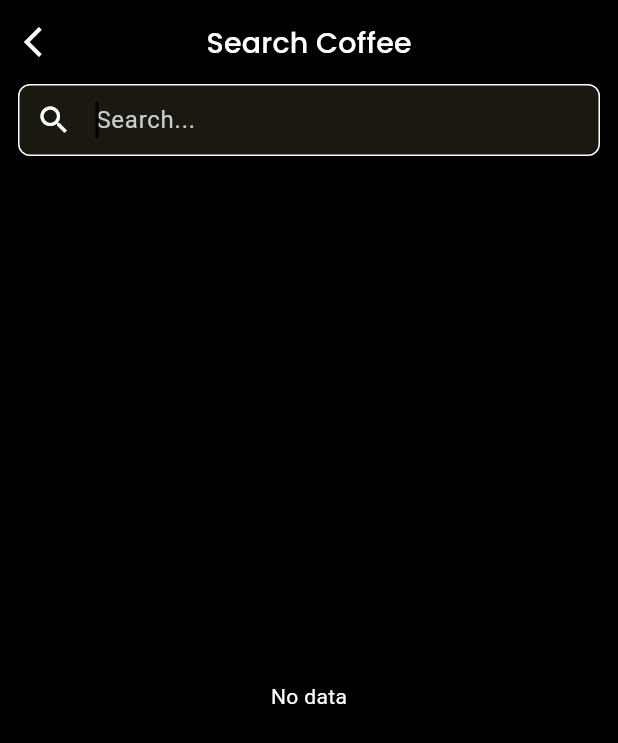
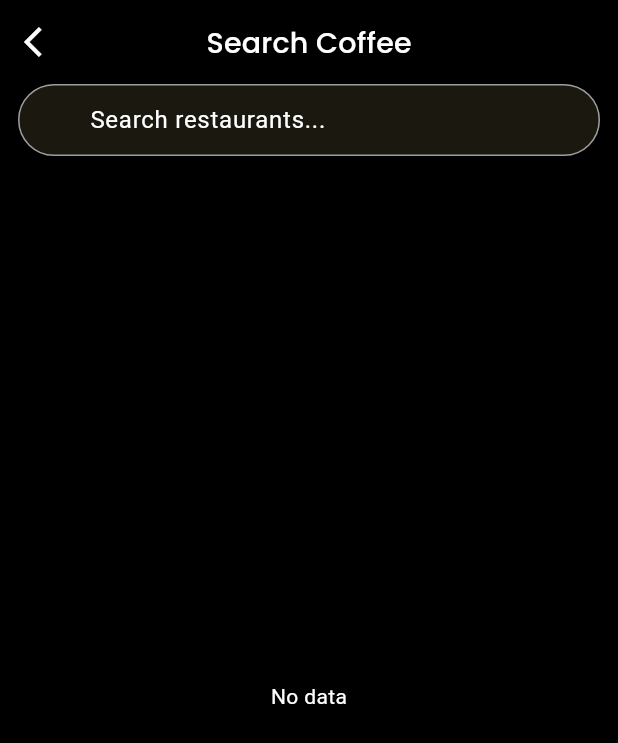
Before and after one commit to manusiakemos/dicoding-restaurant, a Flutter app: the RestaurantSearchPage screen opened by its route, on a phone screen of 412 x 824 dp. Shown: the top 743 px of the screen. Run offline on Flutter 3.47's test engine with Material 2 defaults, Android fonts, the phone set to English and light mode, and no system bars; our stand-ins replace flutter_local_notifications, google_fonts, google_nav_bar, line_icons, logger, lottie and 3 more; missing offline and left inert: android_alarm_manager_plus; accounts and stored records are empty; network calls fail.

Commit message:
update search input

```diff
--- a/lib/widgets/molecules/search_input.dart
+++ b/lib/widgets/molecules/search_input.dart
@@ -1,14 +1,15 @@
+import 'package:dicoding_restaurant_app/common/styles.dart';
 import 'package:flutter/material.dart';
 import 'package:provider/provider.dart';
 
 import '../../providers/restaurant_search_provider.dart';
 import '../../utils/debouncer.dart';
-import '../atoms/text_input.dart';
 
 class SearchInput extends StatelessWidget {
   SearchInput({super.key});
 
   final Debouncer _debouncer = Debouncer(milliseconds: 500);
+  final TextEditingController _searchController = TextEditingController();
 
   @override
   Widget build(BuildContext context) {
@@ -16,10 +17,33 @@ class SearchInput extends StatelessWidget {
       builder: (context, state, _) {
         return Padding(
           padding: const EdgeInsets.symmetric(horizontal: 12.0),
-          child: TextInput(
+          child: TextField(
+            controller: _searchController,
+            decoration: InputDecoration(
+              fillColor: accentColor,
+              hintText: 'Search restaurants... ',
+              hintStyle: const TextStyle(color: Colors.white),
+              filled: true,
+              contentPadding: const EdgeInsets.symmetric(
+                horizontal: 32.0,
+                vertical: 8.0,
+              ),
+              border: OutlineInputBorder(
+                borderRadius: BorderRadius.circular(100),
+              ),
+              focusedBorder: OutlineInputBorder(
+                gapPadding: 16,
+                borderRadius: BorderRadius.circular(100),
+                borderSide: const BorderSide(color: secondaryColor, width: 2.0),
+              ),
+              enabledBorder: OutlineInputBorder(
+                gapPadding: 16,
+                borderRadius: BorderRadius.circular(100),
+                borderSide: const BorderSide(color: Colors.grey, width: 1.0),
+              ),
+            ),
             readOnly: false,
-            autoFocus: true,
-            onChanged: (text) {
+            onChanged: (String text) {
               _debouncer.run(() {
                 state.restaurantSearchProvider(text);
               });
```
